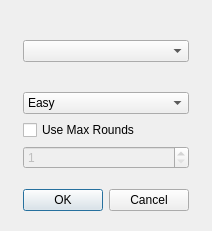
Qt form ui/clippackagedialog.ui (tdauth/gustavsfairyland) before a commit.
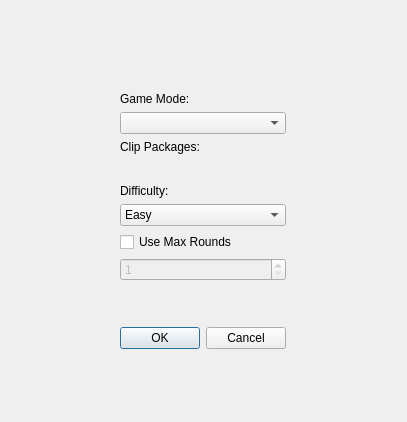
The same form after that commit.

Diff of the .ui file:
```diff
--- a/ui/clippackagedialog.ui
+++ b/ui/clippackagedialog.ui
@@ -6,8 +6,8 @@
    <rect>
     <x>0</x>
     <y>0</y>
-    <width>212</width>
-    <height>231</height>
+    <width>407</width>
+    <height>422</height>
    </rect>
   </property>
   <property name="windowTitle">
@@ -27,9 +27,23 @@
         </property>
        </widget>
       </item>
+      <item>
+       <widget class="QLabel" name="label">
+        <property name="text">
+         <string>Game Mode:</string>
+        </property>
+       </widget>
+      </item>
       <item>
        <widget class="QComboBox" name="gameModesComboBox"/>
       </item>
+      <item>
+       <widget class="QLabel" name="label_2">
+        <property name="text">
+         <string>Clip Packages:</string>
+        </property>
+       </widget>
+      </item>
       <item>
        <widget class="QWidget" name="clipPackagesWidget" native="true">
         <property name="sizePolicy">
@@ -45,6 +59,13 @@
         </layout>
        </widget>
       </item>
+      <item>
+       <widget class="QLabel" name="label_3">
+        <property name="text">
+         <string>Difficulty:</string>
+        </property>
+       </widget>
+      </item>
       <item>
        <widget class="QComboBox" name="difficultyComboBox">
         <item>
```
